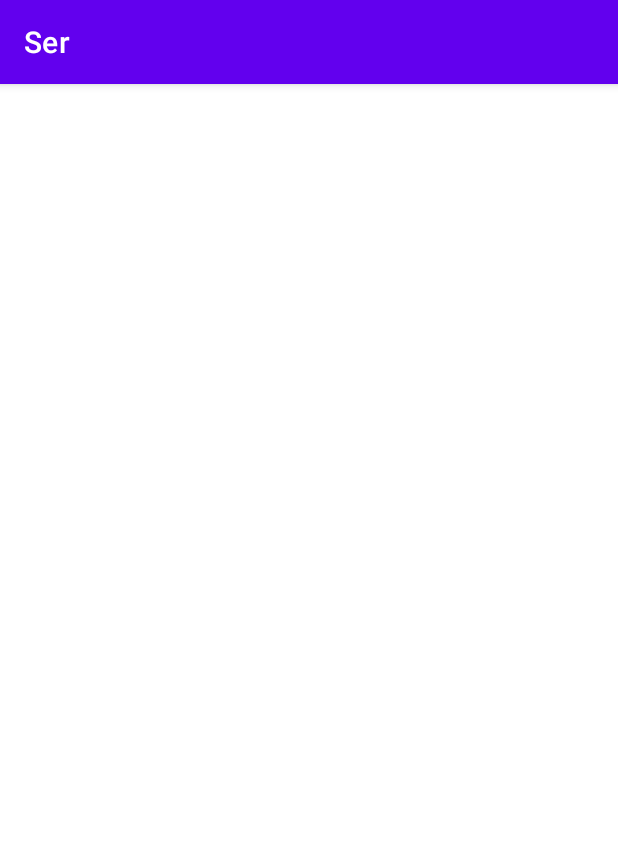
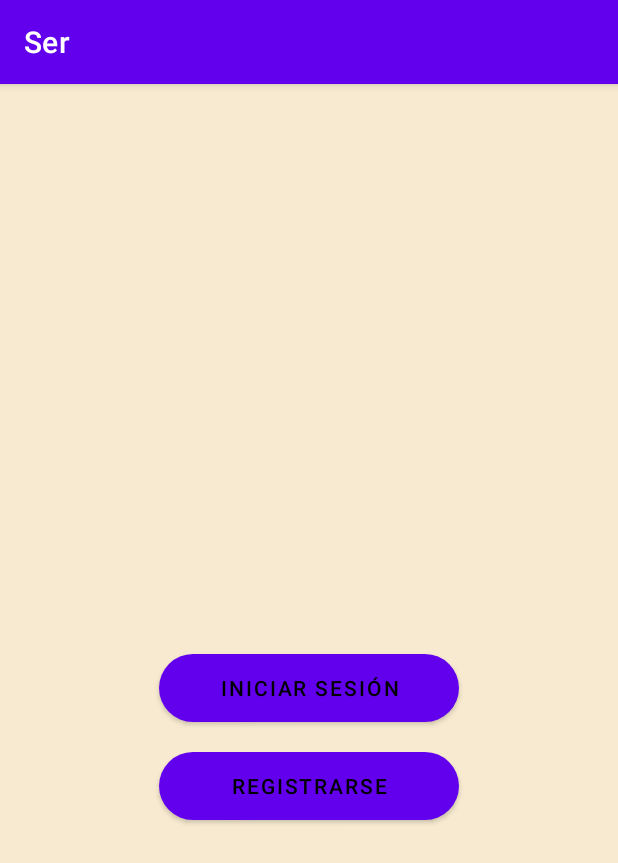
Before and after one commit to MichelleNaffate/AppSer, an Android app: the MenuMain screen opened directly, with no data from a screen before it, on a phone screen of 412 x 824 dp. Shown: the top 863 px of the screen. Run offline under Robolectric (Android 15) with nearby library versions, the phone set to English and light mode, and no system bars.

Commit message:
Se agregó los botones de iniciar sesión y registrase en activity_menu_main.

```diff
--- a/app/src/main/res/layout/activity_menu_main.xml
+++ b/app/src/main/res/layout/activity_menu_main.xml
@@ -1,9 +1,32 @@
 <?xml version="1.0" encoding="utf-8"?>
-<androidx.constraintlayout.widget.ConstraintLayout xmlns:android="http://schemas.android.com/apk/res/android"
+<LinearLayout xmlns:android="http://schemas.android.com/apk/res/android"
     xmlns:app="http://schemas.android.com/apk/res-auto"
     xmlns:tools="http://schemas.android.com/tools"
+    android:orientation="vertical"
     android:layout_width="match_parent"
     android:layout_height="match_parent"
+    android:background="@color/fondo"
+    android:padding="30dp"
     tools:context=".MenuMain">
 
-</androidx.constraintlayout.widget.ConstraintLayout>
+    <Button
+        android:id="@+id/btnIniciarSesion"
+        android:layout_width="200dp"
+        android:layout_height="45dp"
+        android:layout_marginTop="350dp"
+        android:layout_gravity="center_horizontal"
+        android:background="@drawable/round_button"
+        android:text="@string/iniciar_sesion"
+        android:textColor="@color/black" />
+
+    <Button
+        android:id="@+id/btnRegistrarse"
+        android:layout_width="200dp"
+        android:layout_height="45dp"
+        android:layout_marginTop="20dp"
+        android:layout_gravity="center_horizontal"
+        android:background="@drawable/round_button"
+        android:text="@string/btn_registrarse"
+        android:textColor="@color/black" />
+
+</LinearLayout>
```
